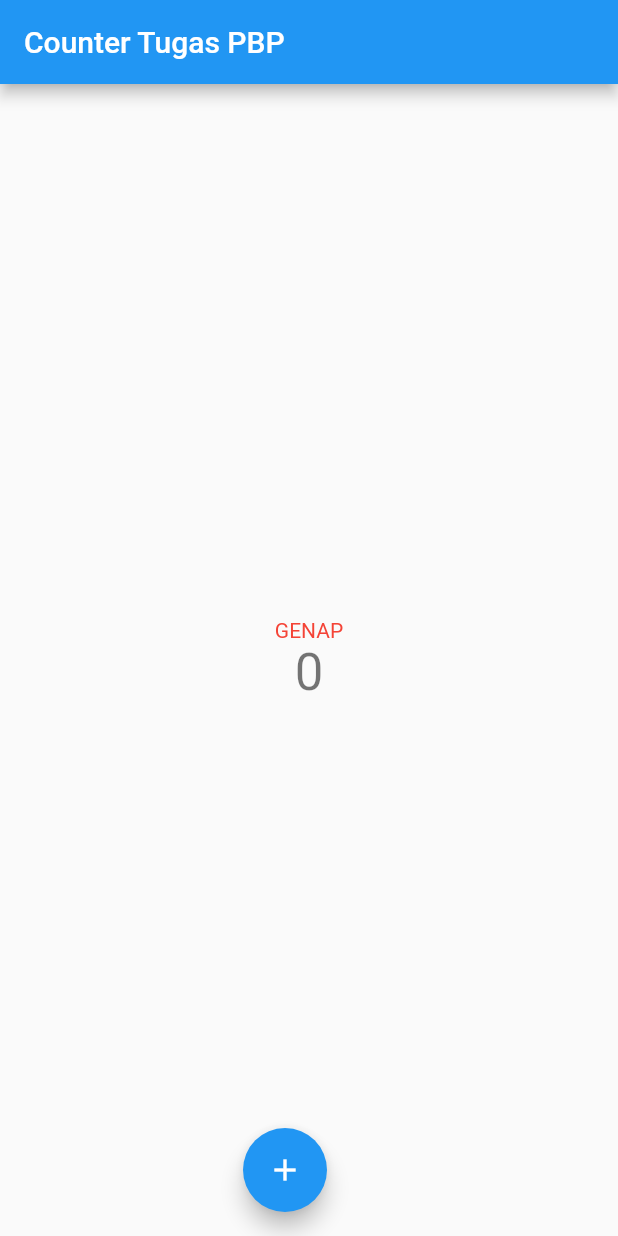
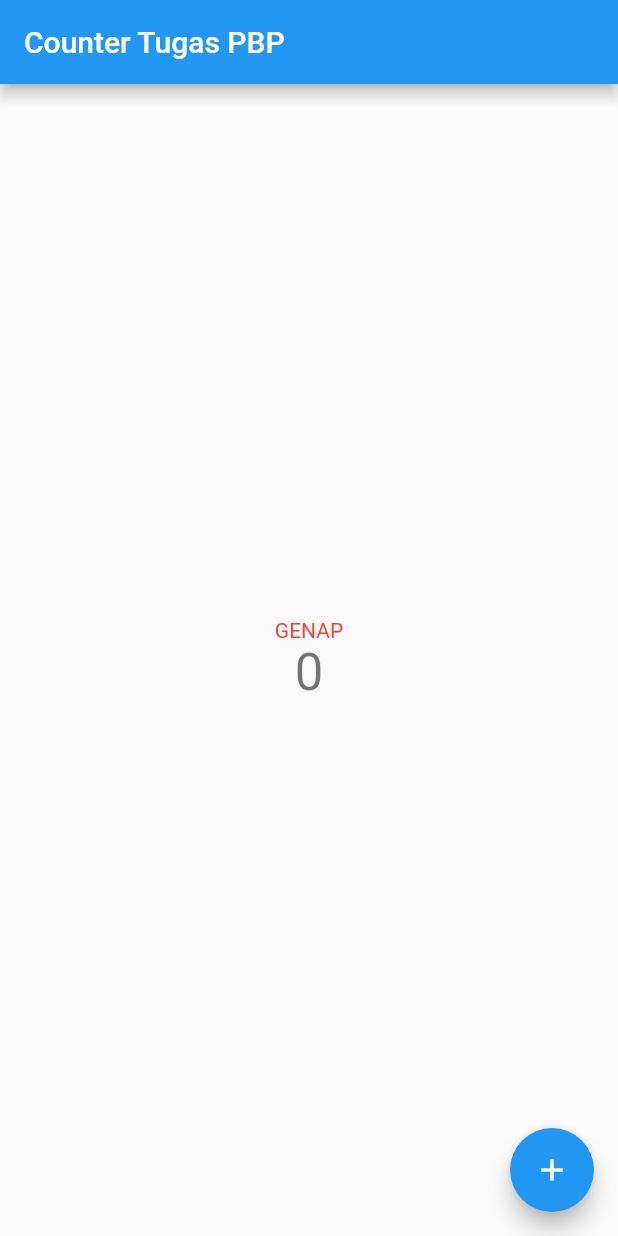
Before and after one commit to yudiptr/counter_7, a Flutter app: the screen it shows after launch, on a phone screen of 412 x 824 dp. Run offline on Flutter 3.47's test engine with Material 2 defaults, Android fonts, the phone set to English and light mode, and no system bars.

Commit message:
update design

```diff
--- a/lib/main.dart
+++ b/lib/main.dart
@@ -98,16 +98,19 @@ class _MyHomePageState extends State<MyHomePage> {
             ],
           ),
         ),
-      floatingActionButton: Padding(
-        padding: const EdgeInsets.all(0),
+        floatingActionButton: Visibility(
+            child: Container(
+                width: 361,
                 child: Row(
-          mainAxisAlignment: MainAxisAlignment.center,
-          children: [
-            if (_counter > 0)
-              FloatingActionButton(
+                  mainAxisAlignment: MainAxisAlignment.spaceBetween,
+                  children: <Widget>[
+                    Visibility(
+                      visible: (_counter != 0),
+                      child: FloatingActionButton(
                         onPressed: _turun,
                         tooltip: 'Decrement',
                         child: const Icon(Icons.remove),
+                      ),
                     ),
                     FloatingActionButton(
                       onPressed: _incrementCounter,
@@ -115,8 +118,7 @@ class _MyHomePageState extends State<MyHomePage> {
                       child: const Icon(Icons.add),
                     ),
                   ],
-        ),
-      ),
+                )))
         // This trailing comma makes auto-formatting nicer for build methods.
         );
   }
```
Lines whose indentation alone changed are shown as unchanged.
